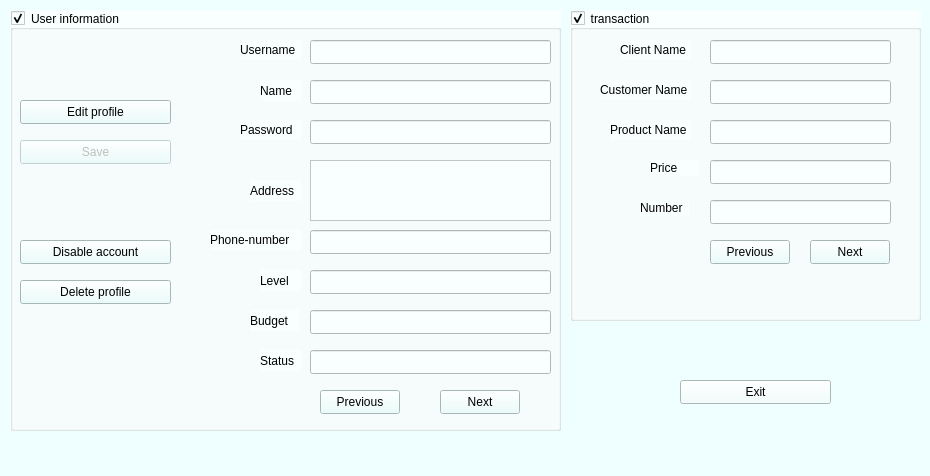
AP-projects-4001/esm-nadarim, file Login_And_Admin/admin.ui: the form before one commit.
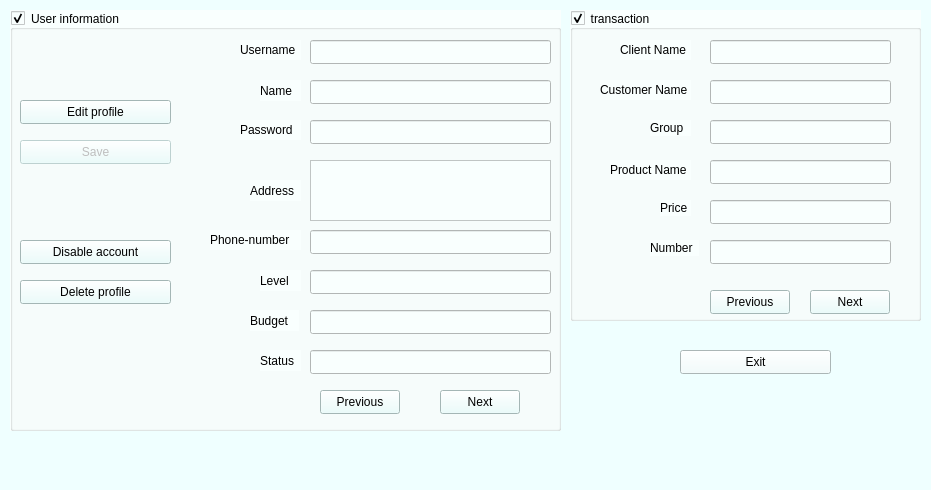
The form after the commit.

Commit message: update Transaction in Admin class

Patch:
```diff
--- a/Login_And_Admin/admin.ui
+++ b/Login_And_Admin/admin.ui
@@ -6,8 +6,8 @@
    <rect>
     <x>0</x>
     <y>0</y>
-    <width>930</width>
-    <height>476</height>
+    <width>931</width>
+    <height>490</height>
    </rect>
   </property>
   <property name="minimumSize">
@@ -507,7 +507,7 @@
      <property name="geometry">
       <rect>
        <x>40</x>
-       <y>110</y>
+       <y>150</y>
        <width>81</width>
        <height>20</height>
       </rect>
@@ -516,24 +516,24 @@
       <string>Product Name</string>
      </property>
     </widget>
-    <widget class="QLabel" name="label_12">
-     <property name="geometry">
-      <rect>
-       <x>80</x>
-       <y>150</y>
-       <width>49</width>
-       <height>16</height>
-      </rect>
-     </property>
-     <property name="text">
-      <string>Price</string>
-     </property>
-    </widget>
     <widget class="QLabel" name="label_13">
      <property name="geometry">
       <rect>
-       <x>70</x>
+       <x>90</x>
        <y>190</y>
+       <width>31</width>
+       <height>16</height>
+      </rect>
+     </property>
+     <property name="text">
+      <string>Price</string>
+     </property>
+    </widget>
+    <widget class="QLabel" name="label_14">
+     <property name="geometry">
+      <rect>
+       <x>80</x>
+       <y>230</y>
        <width>49</width>
        <height>16</height>
       </rect>
@@ -546,7 +546,7 @@
      <property name="geometry">
       <rect>
        <x>240</x>
-       <y>230</y>
+       <y>280</y>
        <width>80</width>
        <height>24</height>
       </rect>
@@ -562,7 +562,7 @@
      <property name="geometry">
       <rect>
        <x>140</x>
-       <y>230</y>
+       <y>280</y>
        <width>80</width>
        <height>24</height>
       </rect>
@@ -574,12 +574,38 @@
       <string>Previous</string>
      </property>
     </widget>
+    <widget class="QLineEdit" name="lineEdit_13">
+     <property name="geometry">
+      <rect>
+       <x>140</x>
+       <y>230</y>
+       <width>181</width>
+       <height>24</height>
+      </rect>
+     </property>
+     <property name="readOnly">
+      <bool>true</bool>
+     </property>
+    </widget>
+    <widget class="QLabel" name="label_11">
+     <property name="geometry">
+      <rect>
+       <x>80</x>
+       <y>110</y>
+       <width>41</width>
+       <height>16</height>
+      </rect>
+     </property>
+     <property name="text">
+      <string>Group</string>
+     </property>
+    </widget>
    </widget>
    <widget class="QPushButton" name="pushButton_6">
     <property name="geometry">
      <rect>
       <x>680</x>
-      <y>380</y>
+      <y>350</y>
       <width>151</width>
       <height>24</height>
      </rect>
```
Left out of the diff: 4 changed lines with no effect on the pictures. The commit also changes 3 other files.
